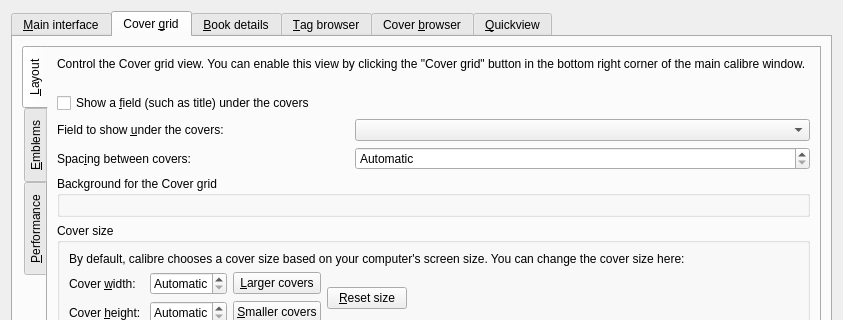
Old version of the form src/calibre/gui2/preferences/look_feel.ui in the repository debian-calibre/calibre; both pictures show x 0 to 843 and y 0 to 320 of the 843 by 546 pixel window.
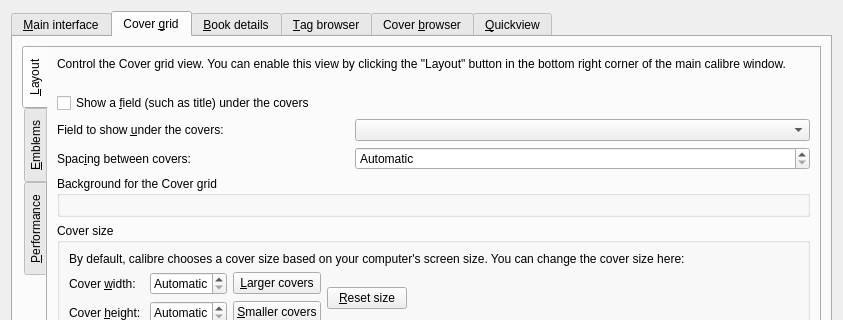
New version of the form. The open tabs and pages were chosen to show the change. Icons and pictures are not drawn. Custom widgets are drawn as their Qt base class.

What changed in the file:
```diff
--- a/src/calibre/gui2/preferences/look_feel.ui
+++ b/src/calibre/gui2/preferences/look_feel.ui
@@ -311,7 +311,7 @@
            <item row="0" column="0" colspan="2">
             <widget class="QLabel" name="label_19">
              <property name="text">
-              <string>Control the Cover grid view. You can enable this view by clicking the &quot;Cover grid&quot; button in the bottom right corner of the main calibre window.</string>
+              <string>Control the Cover grid view. You can enable this view by clicking the &quot;Layout&quot; button in the bottom right corner of the main calibre window.</string>
              </property>
              <property name="wordWrap">
               <bool>true</bool>
```
